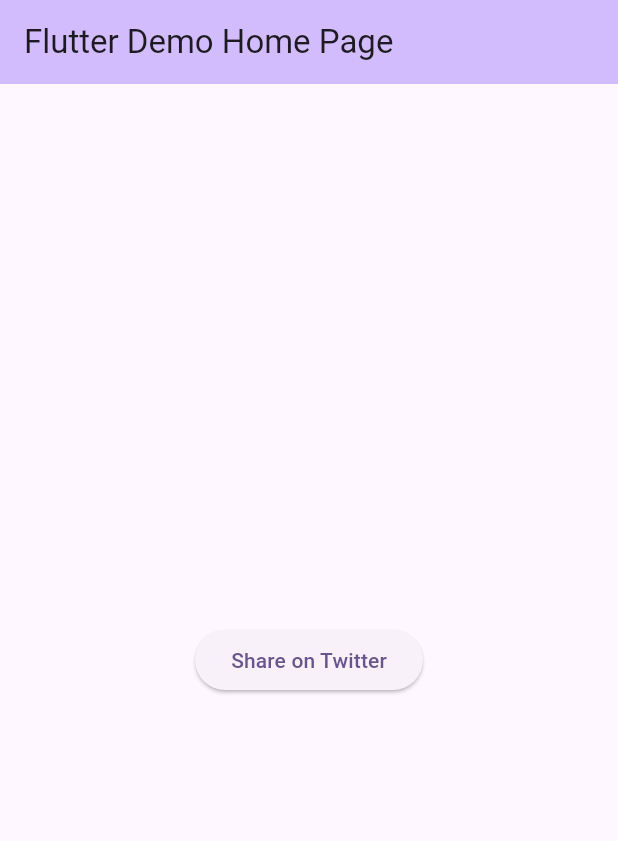
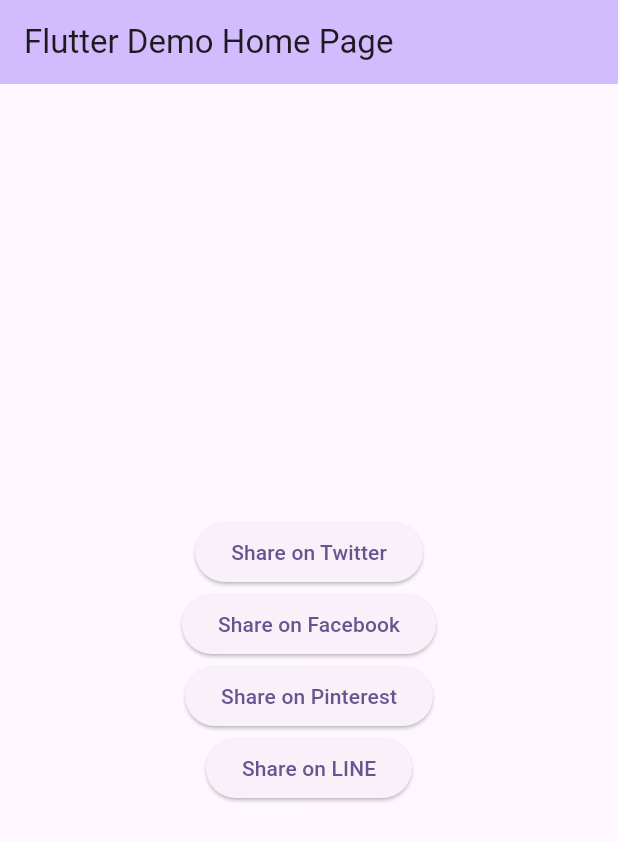
Before and after one commit to yfujiki/share_url_sns, a Flutter app: the screen it shows after launch, after a tap on "Share on Twitter", on a phone screen of 412 x 824 dp. Shown: the top 841 px of the screen. Run offline on Flutter 3.47's test engine with Material 3 defaults, Android fonts, the phone set to English and light mode, and no system bars.

Commit message:
Implement other SNS share

```diff
--- a/lib/main.dart
+++ b/lib/main.dart
@@ -55,13 +55,42 @@ class MyHomePage extends StatefulWidget {
   State<MyHomePage> createState() => _MyHomePageState();
 }
 
+enum SNSType {
+  twitter(
+    title: 'Twitter',
+    url:
+        'https://twitter.com/share?text=This+is+google+a+search+engine&url=https%3A%2F%2Fwww.google.com',
+  ),
+  facebook(
+    title: 'Facebook',
+    // TODO: Only this open in browser
+    url: 'https://www.facebook.com/sharer.php?u=https%3A%2F%2Fwww.google.com',
+  ),
+  pinterest(
+    title: 'Pinterest',
+    url:
+        'https://pinterest.com/pin/create/button/?url=https%3A%2F%2Fwww.google.com',
+  ),
+  line(
+    title: 'LINE',
+    url: 'https://line.me/R/share?text=https%3A%2F%2Fwww.google.com',
+  );
+
+  final String title;
+  final String url;
+
+  const SNSType({
+    required this.title,
+    required this.url,
+  });
+}
+
 class _MyHomePageState extends State<MyHomePage> {
-  void _shareOnTwitter() async {
-    final url = Uri.parse(
-        "https://twitter.com/share?text=This+is+google+a+search+engine&url=https%3A%2F%2Fwww.google.com");
+  void _share({required SNSType type}) async {
+    final url = Uri.parse(type.url);
     final canOpen = await canLaunchUrl(url);
     if (!canOpen) {
-      debugPrint("Twitter is not installed");
+      debugPrint("${type.title} is not installed");
       return;
     }
 
@@ -105,11 +134,12 @@ class _MyHomePageState extends State<MyHomePage> {
           // wireframe for each widget.
           mainAxisAlignment: MainAxisAlignment.center,
           children: <Widget>[
-            ElevatedButton(
-                onPressed: () {
-                  _shareOnTwitter();
-                },
-                child: const Text('Share on Twitter')),
+            ...SNSType.values.map((type) => ElevatedButton(
+                  onPressed: () {
+                    _share(type: type);
+                  },
+                  child: Text('Share on ${type.title}'),
+                )),
           ],
         ),
       ),
```
